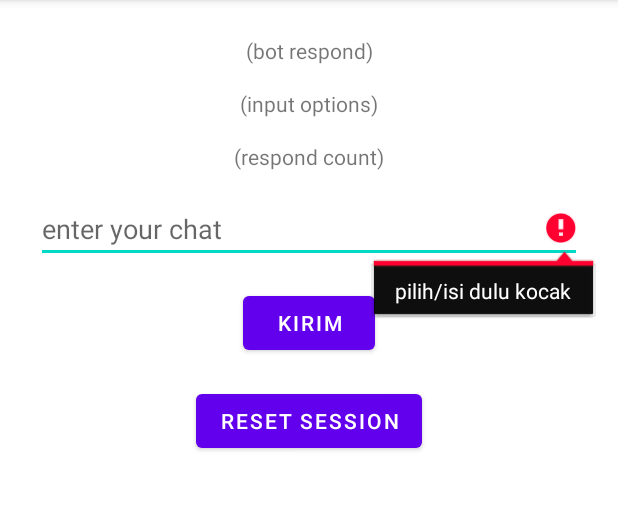
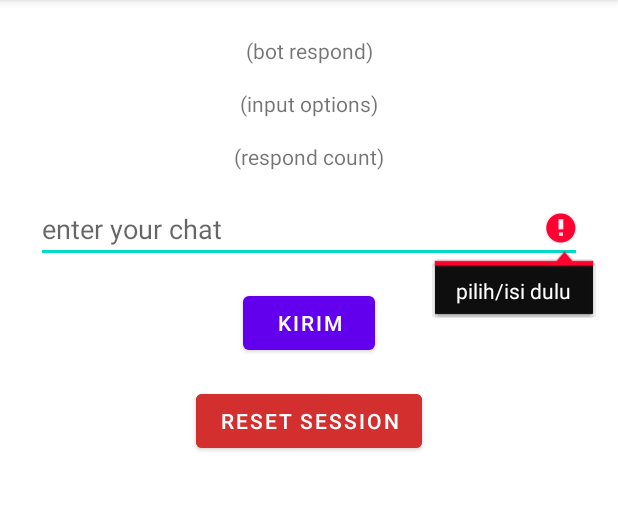
Before and after one commit to oni4hmad/tflite-simple-regression-deploy, an Android app: the screen it shows after launch (MainActivity), after a tap on "KIRIM", on a phone screen of 412 x 824 dp, the part 84-595 px from its top. Run offline under Robolectric (Android 15) with nearby library versions, the light colour scheme and no system bars; libraries missing offline, so code that uses them is left out: org.tensorflow.lite; 5 statements that could not run were skipped.

Commit message:
style: clean ui

```diff
--- a/test_tflite_app_simple/app/src/main/java/com/example/test_tflite_app_simple/MainActivity.kt
+++ b/test_tflite_app_simple/app/src/main/java/com/example/test_tflite_app_simple/MainActivity.kt
@@ -56,7 +56,7 @@ class MainActivity : AppCompatActivity() {
             if (chatStr.isNotEmpty()) {
                 mChatbot.chat(chatStr)
             } else {
-                binding.edtInput.error = "pilih/isi dulu kocak"
+                binding.edtInput.error = "pilih/isi dulu"
             }
         }
         binding.btnResetSession.setOnClickListener {
--- a/test_tflite_app_simple/app/src/main/res/layout/activity_main.xml
+++ b/test_tflite_app_simple/app/src/main/res/layout/activity_main.xml
@@ -58,6 +58,7 @@
         android:layout_width="wrap_content"
         android:layout_height="wrap_content"
         android:layout_marginTop="17dp"
+        android:backgroundTint="#D32F2F"
         android:text="Reset Session"
         app:layout_constraintEnd_toEndOf="parent"
         app:layout_constraintStart_toStartOf="parent"
@@ -81,6 +82,7 @@
         android:layout_width="wrap_content"
         android:layout_height="wrap_content"
         android:layout_marginTop="16dp"
+        android:backgroundTint="#689F38"
         android:text="Pilih opsi"
         android:visibility="gone"
         app:layout_constraintEnd_toEndOf="parent"
```
